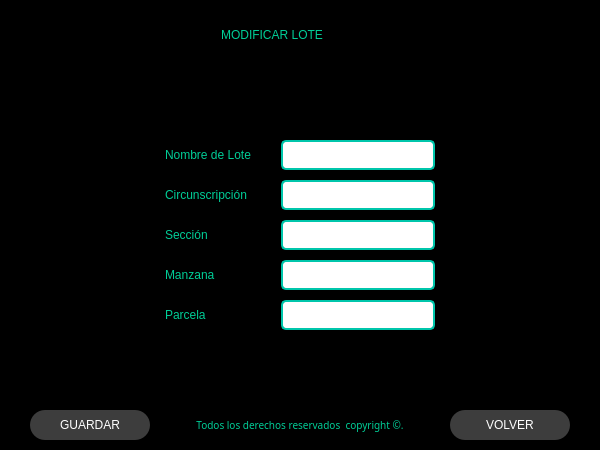
Qt form Front/Modificar Lote Ventana.ui (MartinFernandezSantia/AplicacionPyThonPyQT6) before a commit.
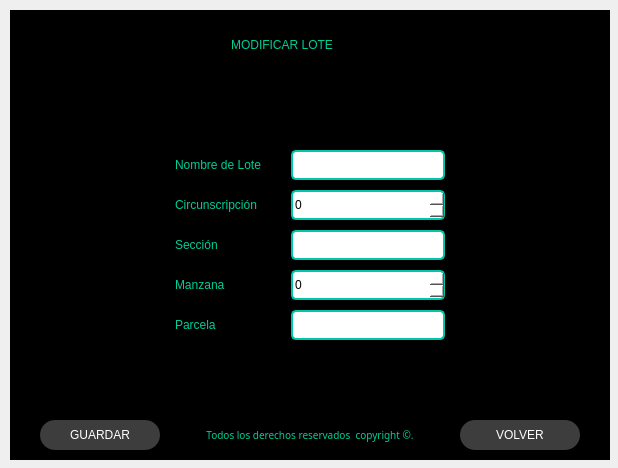
The same form after that commit. Icons and pictures are not drawn.

Commit message: Cambio en la Frame al Window Fram, Sacar loculmna de transacciones . Se agrego 2 Spinbox en Modificar lote por LineEdit

What changed in the file:
```diff
--- a/Front/Modificar Lote Ventana.ui
+++ b/Front/Modificar Lote Ventana.ui
@@ -6,20 +6,20 @@
    <rect>
     <x>0</x>
     <y>0</y>
-    <width>600</width>
-    <height>450</height>
+    <width>618</width>
+    <height>468</height>
    </rect>
   </property>
   <property name="minimumSize">
    <size>
-    <width>600</width>
-    <height>450</height>
+    <width>0</width>
+    <height>0</height>
    </size>
   </property>
   <property name="maximumSize">
    <size>
-    <width>600</width>
-    <height>450</height>
+    <width>618</width>
+    <height>468</height>
    </size>
   </property>
   <property name="windowTitle">
@@ -29,8 +29,8 @@
    <widget class="QFrame" name="frame">
     <property name="geometry">
      <rect>
-      <x>0</x>
-      <y>0</y>
+      <x>10</x>
+      <y>10</y>
       <width>600</width>
       <height>450</height>
      </rect>
@@ -328,13 +328,16 @@
           </widget>
          </item>
          <item>
-          <widget class="QLineEdit" name="line_circunscripcion_modificarlote">
+          <widget class="QSpinBox" name="QsinBox_curcunscripcion_modificarlote">
            <property name="minimumSize">
             <size>
              <width>150</width>
              <height>30</height>
             </size>
            </property>
+           <property name="maximum">
+            <number>999999999</number>
+           </property>
           </widget>
          </item>
          <item>
@@ -348,13 +351,16 @@
           </widget>
          </item>
          <item>
-          <widget class="QLineEdit" name="line_manzana_modificarlote">
+          <widget class="QSpinBox" name="QspinBox_manzana_modificarlote">
            <property name="minimumSize">
             <size>
              <width>150</width>
              <height>30</height>
             </size>
            </property>
+           <property name="maximum">
+            <number>999999999</number>
+           </property>
           </widget>
          </item>
          <item>
```
Left out of the diff: 10 changed lines with no effect on the pictures. The commit also changes 1 other file.
